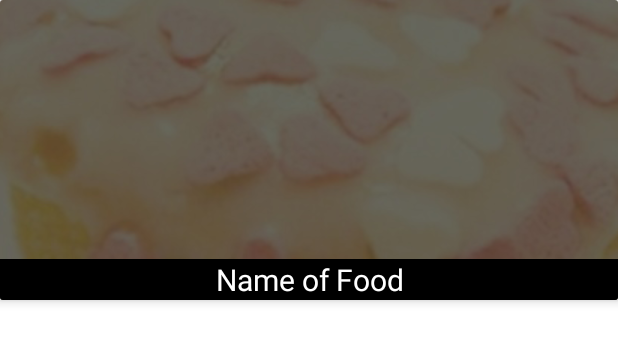
After one commit to nardosteve/TideEat, an Android app: the layout food_item.xml on its own in the app's theme, with its tools: preview values and no code run, on a phone screen of 412 x 824 dp. The commit adds this screen. Shown: the top 343 px of the screen. Run offline under Robolectric (Android 15) with nearby library versions, the phone set to English and light mode, and no system bars.

Commit message:
Food Category List: On-going Development

```diff
--- a/app/src/main/res/layout/app_bar_main.xml
+++ b/app/src/main/res/layout/app_bar_main.xml
@@ -29,6 +29,7 @@
         android:layout_height="wrap_content"
         android:layout_gravity="bottom|end"
         android:layout_margin="@dimen/fab_margin"
+        android:backgroundTint="@android:color/holo_red_dark"
         app:srcCompat="@drawable/ic_baseline_shopping_cart_24" />
 
 </androidx.coordinatorlayout.widget.CoordinatorLayout>
--- /dev/null
+++ b/app/src/main/res/layout/food_item.xml
@@ -0,0 +1,34 @@
+<?xml version="1.0" encoding="utf-8"?>
+<androidx.cardview.widget.CardView xmlns:android="http://schemas.android.com/apk/res/android"
+    android:layout_width="match_parent"
+    xmlns:app="http://schemas.android.com/apk/res-auto"
+    app:cardElevation="4dp"
+    android:layout_height="200dp"
+    android:layout_marginBottom="8dp">
+
+    <RelativeLayout
+        android:layout_width="match_parent"
+        android:layout_height="match_parent">
+
+        <ImageView
+            android:id="@+id/food_image"
+            android:src="@drawable/my_bg"
+            android:scaleType="center"
+            android:layout_width="match_parent"
+            android:layout_height="match_parent"/>
+
+        <TextView
+            android:id="@+id/food_name"
+            android:text="Name of Food"
+            android:textColor="@android:color/white"
+
+            android:background="@android:color/black"
+            android:textSize="20sp"
+            android:gravity="center"
+            android:layout_alignParentBottom="true"
+            android:layout_width="match_parent"
+            android:layout_height="wrap_content"/>
+
+    </RelativeLayout>
+
+</androidx.cardview.widget.CardView>
```
Also changed, not shown: app/src/main/AndroidManifest.xml (+5 -5 lines), app/src/main/java/com/stormapps/tideeat/FoodList.java (added, +33 -0 lines), app/src/main/java/com/stormapps/tideeat/Model/Food.java (added, +71 -0 lines), app/src/main/java/com/stormapps/tideeat/ViewHolder/FoodViewHolder.java (added, +37 -0 lines), app/src/main/res/layout/activity_food_list.xml (added, +16 -0 lines).
